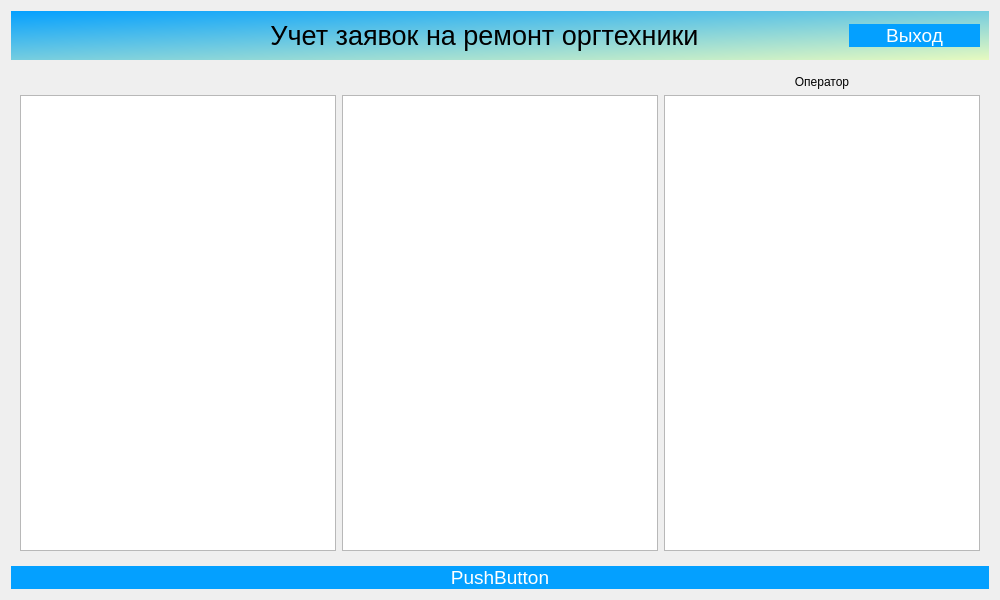
This is views/welcomescreen.ui in Julia-Zhirnova/StepicDemo as Qt 5 draws it before an edit. The edited form follows.
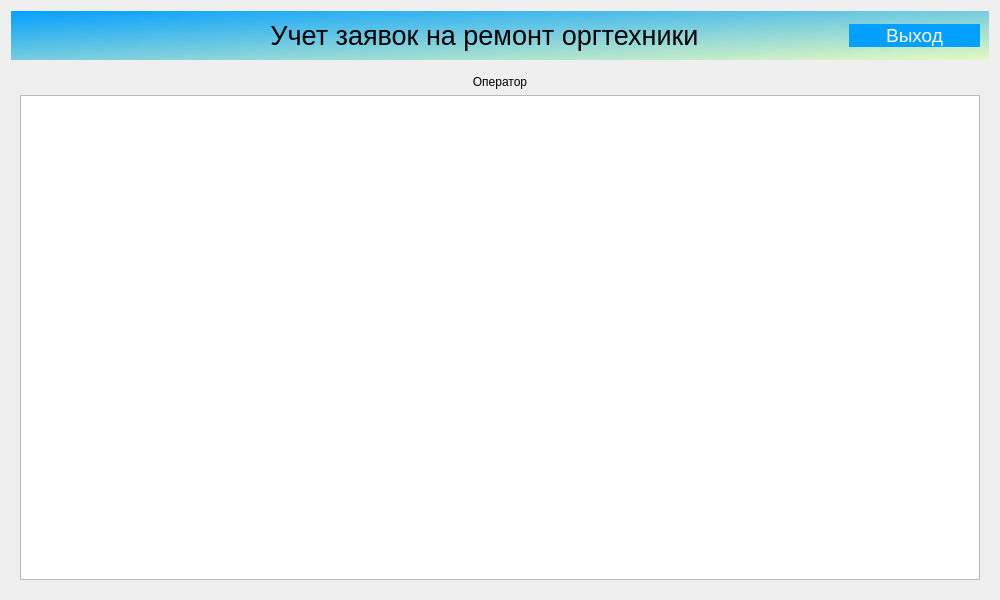
This is the edited form. The open tabs and pages were chosen to show the change. Icons and pictures are not drawn.

What changed in the file:
```diff
--- a/views/welcomescreen.ui
+++ b/views/welcomescreen.ui
@@ -57,7 +57,7 @@
         <string notr="true"/>
        </property>
        <property name="currentIndex">
-        <number>4</number>
+        <number>0</number>
        </property>
        <widget class="QWidget" name="Avtorisation">
         <property name="layoutDirection">
@@ -195,6 +195,9 @@
            <property name="text">
             <string>Заказчик</string>
            </property>
+           <property name="alignment">
+            <set>Qt::AlignCenter</set>
+           </property>
           </widget>
          </item>
          <item row="1" column="0">
@@ -214,15 +217,14 @@
            </property>
           </widget>
          </item>
+         <item row="1" column="0">
+          <widget class="QTableView" name="tableMasteraZayavki"/>
+         </item>
         </layout>
        </widget>
-       <widget class="QWidget" name="Table"/>
        <widget class="QWidget" name="Operator">
         <layout class="QGridLayout" name="gridLayout_3">
-         <item row="1" column="2">
-          <widget class="QTextEdit" name="textEdit"/>
-         </item>
-         <item row="0" column="2">
+         <item row="0" column="0">
           <widget class="QLabel" name="label_9">
            <property name="text">
             <string>Оператор</string>
@@ -232,11 +234,8 @@
            </property>
           </widget>
          </item>
-         <item row="1" column="1">
-          <widget class="QTextEdit" name="textEdit_2"/>
-         </item>
          <item row="1" column="0">
-          <widget class="QTextEdit" name="textEdit_3"/>
+          <widget class="QTableView" name="tableVseZayavki"/>
          </item>
         </layout>
        </widget>
@@ -330,13 +329,6 @@
      </layout>
     </widget>
    </item>
-   <item row="2" column="0">
-    <widget class="QPushButton" name="pushButton">
-     <property name="text">
-      <string>PushButton</string>
-     </property>
-    </widget>
-   </item>
   </layout>
  </widget>
  <resources/>
```
